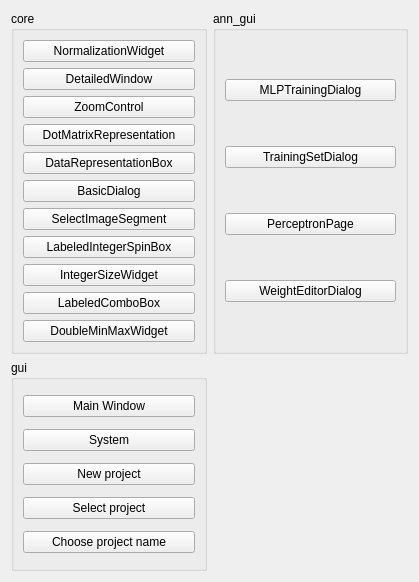
The window that INSYDE/gui/prueba_pantallas.ui (varpercl/INSYDE) describes before a commit, drawn with Qt 5.
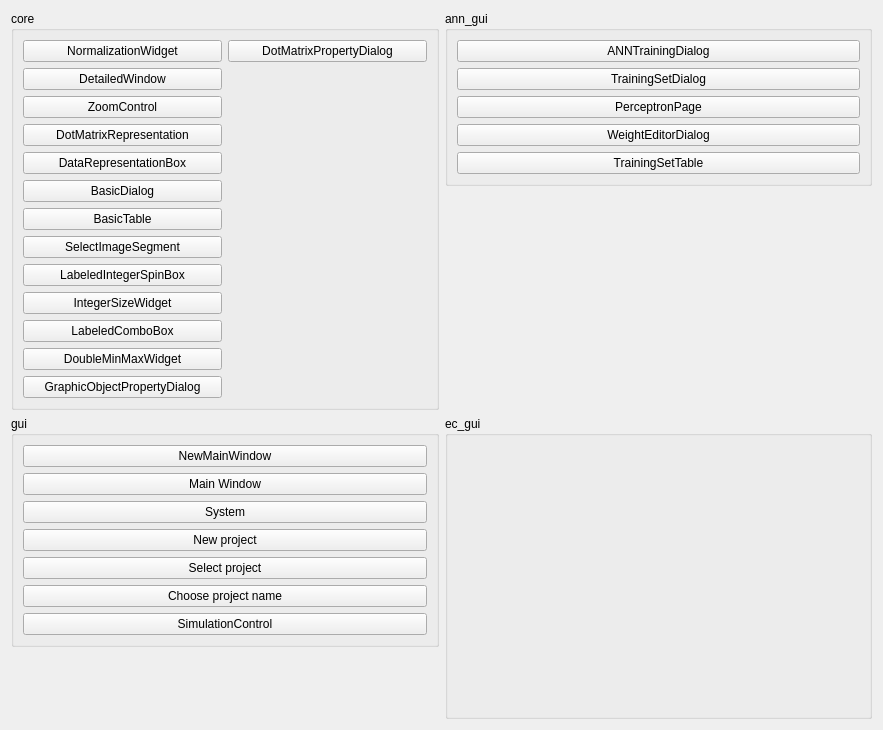
The same window after the commit.

Diff of the .ui file:
```diff
--- a/INSYDE/gui/prueba_pantallas.ui
+++ b/INSYDE/gui/prueba_pantallas.ui
@@ -6,15 +6,15 @@
    <rect>
     <x>0</x>
     <y>0</y>
-    <width>419</width>
-    <height>582</height>
+    <width>883</width>
+    <height>730</height>
    </rect>
   </property>
   <property name="windowTitle">
    <string>Form</string>
   </property>
   <layout class="QGridLayout" name="gridLayout">
-   <item row="6" column="1">
+   <item row="6" column="1" alignment="Qt::AlignTop">
     <widget class="QGroupBox" name="groupBox_2">
      <property name="title">
       <string>ann_gui</string>
@@ -23,13 +23,6 @@
       <set>Qt::AlignLeading|Qt::AlignLeft|Qt::AlignTop</set>
      </property>
      <layout class="QGridLayout" name="gridLayout_2">
-      <item row="2" column="0">
-       <widget class="QPushButton" name="TrainingSetDialogButton">
-        <property name="text">
-         <string>TrainingSetDialog</string>
-        </property>
-       </widget>
-      </item>
       <item row="3" column="0">
        <widget class="QPushButton" name="perceptronButton">
         <property name="text">
@@ -37,6 +30,20 @@
         </property>
        </widget>
       </item>
+      <item row="0" column="0">
+       <widget class="QPushButton" name="ANNTrainingDialog">
+        <property name="text">
+         <string>ANNTrainingDialog</string>
+        </property>
+       </widget>
+      </item>
+      <item row="5" column="0">
+       <widget class="QPushButton" name="TrainingSetTableButton">
+        <property name="text">
+         <string>TrainingSetTable</string>
+        </property>
+       </widget>
+      </item>
       <item row="4" column="0">
        <widget class="QPushButton" name="WeightEditorDialogButton">
         <property name="text">
@@ -44,17 +51,17 @@
         </property>
        </widget>
       </item>
-      <item row="0" column="0">
-       <widget class="QPushButton" name="MLPTrainingDialog">
+      <item row="2" column="0">
+       <widget class="QPushButton" name="TrainingSetDialogButton">
         <property name="text">
-         <string>MLPTrainingDialog</string>
+         <string>TrainingSetDialog</string>
         </property>
        </widget>
       </item>
      </layout>
     </widget>
    </item>
-   <item row="6" column="0">
+   <item row="6" column="0" alignment="Qt::AlignTop">
     <widget class="QGroupBox" name="groupBox">
      <property name="title">
       <string>core</string>
@@ -63,38 +70,10 @@
       <set>Qt::AlignLeading|Qt::AlignLeft|Qt::AlignTop</set>
      </property>
      <layout class="QGridLayout" name="gridLayout_4">
-      <item row="6" column="0">
-       <widget class="QPushButton" name="SelectImageSegmentButton">
+      <item row="12" column="0">
+       <widget class="QPushButton" name="GraphicObjectPropertyDialogButton">
         <property name="text">
-         <string>SelectImageSegment</string>
-        </property>
-       </widget>
-      </item>
-      <item row="4" column="0">
-       <widget class="QPushButton" name="DataRepresentationBoxButton">
-        <property name="text">
-         <string>DataRepresentationBox</string>
-        </property>
-       </widget>
-      </item>
-      <item row="7" column="0">
-       <widget class="QPushButton" name="LabeledIntegerSpinBoxButton">
-        <property name="text">
-         <string>LabeledIntegerSpinBox</string>
-        </property>
-       </widget>
-      </item>
-      <item row="5" column="0">
-       <widget class="QPushButton" name="BasicDialogButton">
-        <property name="text">
-         <string>BasicDialog</string>
-        </property>
-       </widget>
-      </item>
-      <item row="8" column="0">
-       <widget class="QPushButton" name="IntegerSizeWidgetButton">
-        <property name="text">
-         <string>IntegerSizeWidget</string>
+         <string>GraphicObjectPropertyDialog</string>
         </property>
        </widget>
       </item>
@@ -105,13 +84,48 @@
         </property>
        </widget>
       </item>
-      <item row="9" column="0">
+      <item row="1" column="0">
+       <widget class="QPushButton" name="DetailedWindowButton">
+        <property name="text">
+         <string>DetailedWindow</string>
+        </property>
+       </widget>
+      </item>
+      <item row="5" column="0">
+       <widget class="QPushButton" name="BasicDialogButton">
+        <property name="text">
+         <string>BasicDialog</string>
+        </property>
+       </widget>
+      </item>
+      <item row="4" column="0">
+       <widget class="QPushButton" name="DataRepresentationBoxButton">
+        <property name="text">
+         <string>DataRepresentationBox</string>
+        </property>
+       </widget>
+      </item>
+      <item row="10" column="0">
        <widget class="QPushButton" name="LabeledComboBoxButton">
         <property name="text">
          <string>LabeledComboBox</string>
         </property>
        </widget>
       </item>
+      <item row="8" column="0">
+       <widget class="QPushButton" name="LabeledIntegerSpinBoxButton">
+        <property name="text">
+         <string>LabeledIntegerSpinBox</string>
+        </property>
+       </widget>
+      </item>
+      <item row="11" column="0">
+       <widget class="QPushButton" name="DoubleMinMaxWidgetButton">
+        <property name="text">
+         <string>DoubleMinMaxWidget</string>
+        </property>
+       </widget>
+      </item>
       <item row="0" column="0">
        <widget class="QPushButton" name="NormalizationWidgetButton">
         <property name="text">
@@ -126,24 +140,38 @@
         </property>
        </widget>
       </item>
-      <item row="1" column="0">
-       <widget class="QPushButton" name="DetailedWindowButton">
+      <item row="7" column="0">
+       <widget class="QPushButton" name="SelectImageSegmentButton">
         <property name="text">
-         <string>DetailedWindow</string>
+         <string>SelectImageSegment</string>
         </property>
        </widget>
       </item>
-      <item row="10" column="0">
-       <widget class="QPushButton" name="DoubleMinMaxWidgetButton">
+      <item row="9" column="0">
+       <widget class="QPushButton" name="IntegerSizeWidgetButton">
         <property name="text">
-         <string>DoubleMinMaxWidget</string>
+         <string>IntegerSizeWidget</string>
+        </property>
+       </widget>
+      </item>
+      <item row="6" column="0">
+       <widget class="QPushButton" name="BasicTableButton">
+        <property name="text">
+         <string>BasicTable</string>
+        </property>
+       </widget>
+      </item>
+      <item row="0" column="1">
+       <widget class="QPushButton" name="DotMatrixPropertyDialogButton">
+        <property name="text">
+         <string>DotMatrixPropertyDialog</string>
         </property>
        </widget>
       </item>
      </layout>
     </widget>
    </item>
-   <item row="7" column="0">
+   <item row="7" column="0" alignment="Qt::AlignTop">
     <widget class="QGroupBox" name="groupBox_3">
      <property name="title">
       <string>gui</string>
@@ -152,44 +180,65 @@
       <set>Qt::AlignLeading|Qt::AlignLeft|Qt::AlignTop</set>
      </property>
      <layout class="QGridLayout" name="gridLayout_3">
-      <item row="1" column="0">
+      <item row="2" column="0">
        <widget class="QPushButton" name="systemButton">
         <property name="text">
          <string>System</string>
         </property>
        </widget>
       </item>
-      <item row="0" column="0">
+      <item row="1" column="0">
        <widget class="QPushButton" name="mainWindowButton">
         <property name="text">
          <string>Main Window</string>
         </property>
        </widget>
       </item>
-      <item row="3" column="0">
+      <item row="0" column="0">
+       <widget class="QPushButton" name="NewMainWindowButton">
+        <property name="text">
+         <string>NewMainWindow</string>
+        </property>
+       </widget>
+      </item>
+      <item row="4" column="0">
        <widget class="QPushButton" name="selectProjectButton">
         <property name="text">
          <string>Select project</string>
         </property>
        </widget>
       </item>
-      <item row="2" column="0">
+      <item row="3" column="0">
        <widget class="QPushButton" name="newProjectButton">
         <property name="text">
          <string>New project</string>
         </property>
        </widget>
       </item>
-      <item row="4" column="0">
+      <item row="5" column="0">
        <widget class="QPushButton" name="chooseProjectNameButton">
         <property name="text">
          <string>Choose project name</string>
         </property>
        </widget>
       </item>
+      <item row="6" column="0">
+       <widget class="QPushButton" name="SimulationControlButton">
+        <property name="text">
+         <string>SimulationControl</string>
+        </property>
+       </widget>
+      </item>
      </layout>
     </widget>
    </item>
+   <item row="7" column="1">
+    <widget class="QGroupBox" name="groupBox_4">
+     <property name="title">
+      <string>ec_gui</string>
+     </property>
+    </widget>
+   </item>
   </layout>
  </widget>
  <resources/>
```
